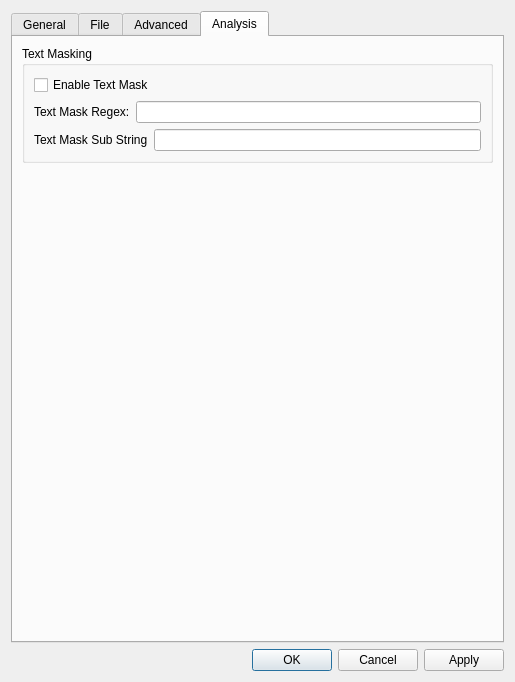
Above: src/ui/include/optionsdialog.ui from dkinsbur/klogg before the change. Below: the same form after it.
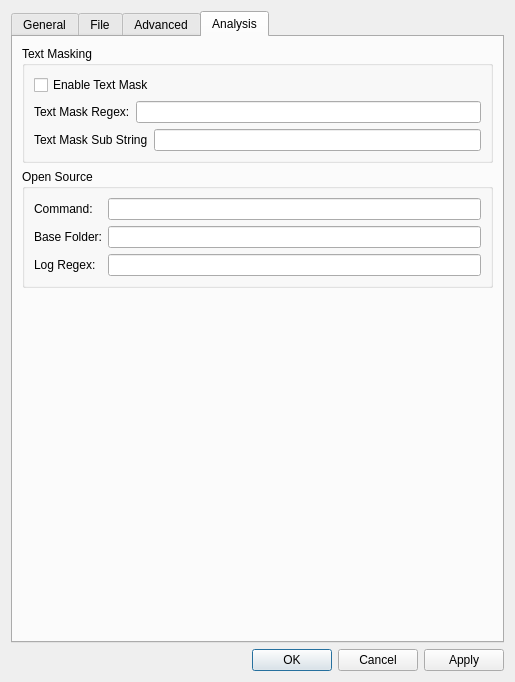
That is the form after the change.

Commit message: open source file - implement all in the exe

What changed in the file:
```diff
--- a/src/ui/include/optionsdialog.ui
+++ b/src/ui/include/optionsdialog.ui
@@ -556,6 +556,49 @@
          </layout>
         </widget>
        </item>
+       <item>
+        <widget class="QGroupBox" name="groupBox_2">
+         <property name="title">
+          <string>Open Source</string>
+         </property>
+         <layout class="QVBoxLayout" name="verticalLayout_11">
+          <item>
+           <layout class="QFormLayout" name="formLayout_3">
+            <item row="0" column="0">
+             <widget class="QLabel" name="commandLabel">
+              <property name="text">
+               <string>Command:</string>
+              </property>
+             </widget>
+            </item>
+            <item row="0" column="1">
+             <widget class="QLineEdit" name="commandLineEdit"/>
+            </item>
+            <item row="1" column="0">
+             <widget class="QLabel" name="sourceBaseFolderLabel">
+              <property name="text">
+               <string>Base Folder:</string>
+              </property>
+             </widget>
+            </item>
+            <item row="1" column="1">
+             <widget class="QLineEdit" name="sourceBaseFolderLineEdit"/>
+            </item>
+            <item row="2" column="0">
+             <widget class="QLabel" name="logRegexLabel">
+              <property name="text">
+               <string>Log Regex:</string>
+              </property>
+             </widget>
+            </item>
+            <item row="2" column="1">
+             <widget class="QLineEdit" name="logRegexLineEdit"/>
+            </item>
+           </layout>
+          </item>
+         </layout>
+        </widget>
+       </item>
        <item>
         <spacer name="verticalSpacer_4">
          <property name="orientation">
```
The commit also changes 5 other files.
